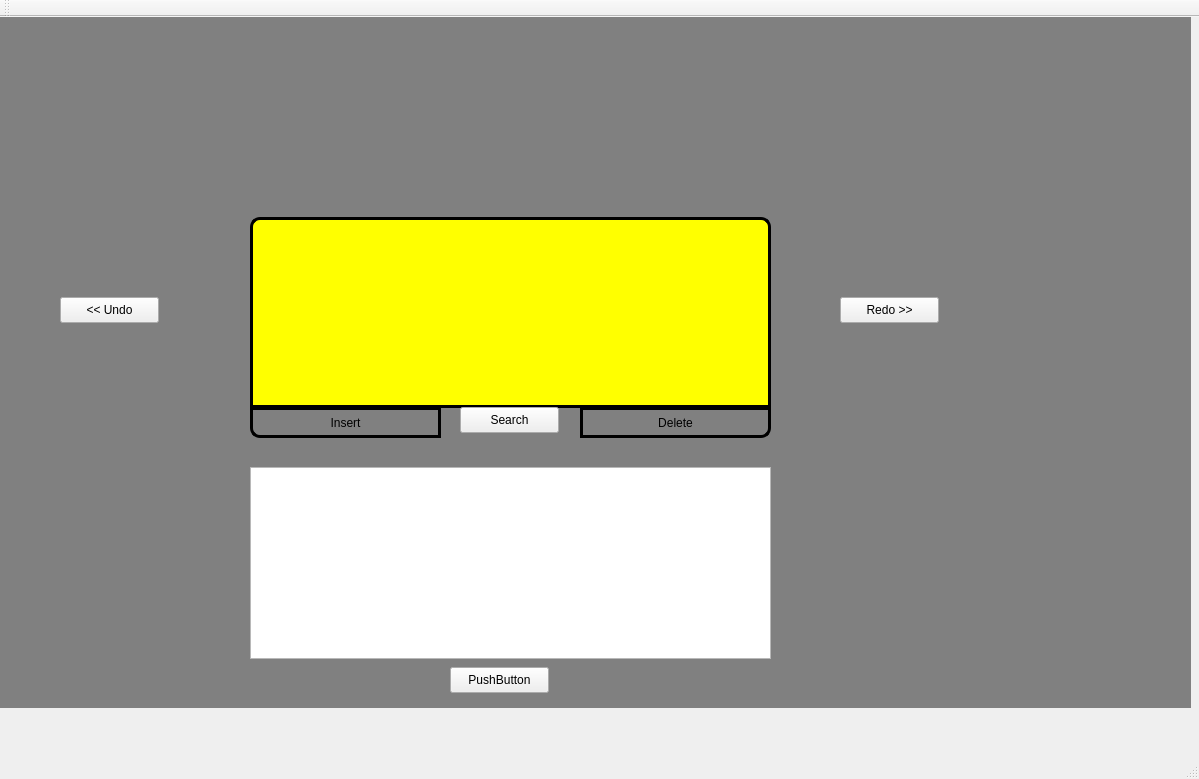
Before: the Qt Designer form team-algorithms-oop/gui/mainwindow.ui in starquell/team-algorithms-oop, drawn with Qt 5.
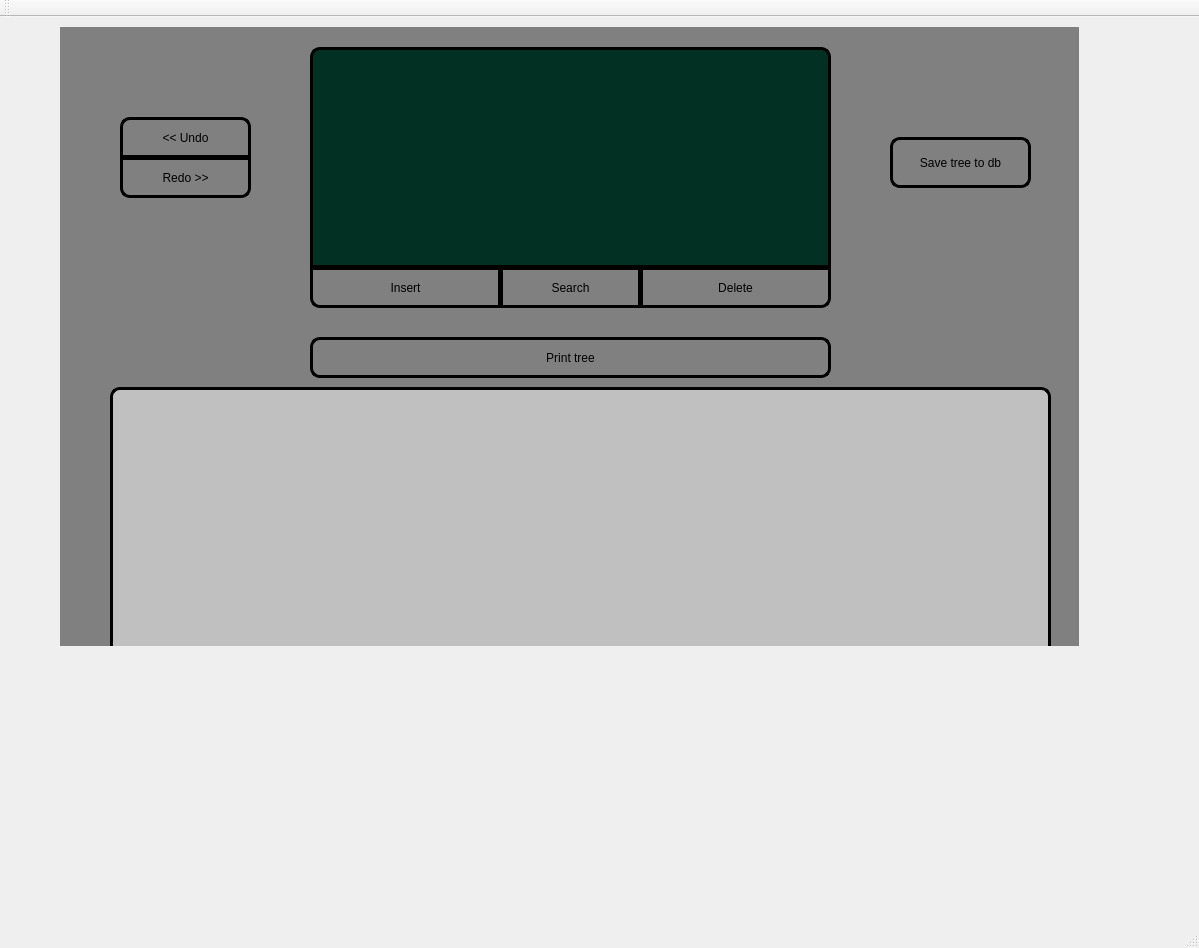
After: the same form once the commit is applied. Icons and pictures are not drawn.

Diff of the .ui file:
```diff
--- a/team-algorithms-oop/gui/mainwindow.ui
+++ b/team-algorithms-oop/gui/mainwindow.ui
@@ -7,7 +7,7 @@
     <x>0</x>
     <y>0</y>
     <width>1199</width>
-    <height>779</height>
+    <height>948</height>
    </rect>
   </property>
   <property name="windowTitle">
@@ -17,10 +17,10 @@
    <widget class="QStackedWidget" name="stackedWidget">
     <property name="geometry">
      <rect>
-      <x>0</x>
-      <y>0</y>
-      <width>1191</width>
-      <height>691</height>
+      <x>60</x>
+      <y>10</y>
+      <width>1019</width>
+      <height>619</height>
      </rect>
     </property>
     <property name="styleSheet">
@@ -225,7 +225,7 @@
        </rect>
       </property>
       <property name="text">
-       <string>std::greater</string>
+       <string>std::&amp;greater</string>
       </property>
      </widget>
      <widget class="QLabel" name="label">
@@ -254,9 +254,9 @@
       <property name="geometry">
        <rect>
         <x>250</x>
-        <y>390</y>
+        <y>240</y>
         <width>191</width>
-        <height>31</height>
+        <height>41</height>
        </rect>
       </property>
       <property name="styleSheet">
@@ -284,14 +284,14 @@
       <property name="geometry">
        <rect>
         <x>250</x>
-        <y>200</y>
+        <y>20</y>
         <width>521</width>
-        <height>191</height>
+        <height>221</height>
        </rect>
       </property>
       <property name="styleSheet">
        <string notr="true">#textEdit{
-background-color:yellow;
+background: rgb(2,49,36);;
 border-style:solid;
 border-top-right-radius:10px;
 border-top-left-radius:10px;
@@ -304,9 +304,9 @@
       <property name="geometry">
        <rect>
         <x>580</x>
-        <y>390</y>
+        <y>240</y>
         <width>191</width>
-        <height>31</height>
+        <height>41</height>
        </rect>
       </property>
       <property name="styleSheet">
@@ -334,11 +334,29 @@
       <property name="geometry">
        <rect>
         <x>60</x>
-        <y>280</y>
-        <width>99</width>
-        <height>26</height>
+        <y>90</y>
+        <width>131</width>
+        <height>41</height>
        </rect>
       </property>
+      <property name="styleSheet">
+       <string notr="true">#Undo{
+background-color:transparent;
+border-style: solid;
+border-width: 3px;
+border-top-left-radius:10px;
+border-top-right-radius:10px;
+border-color:black;
+}
+
+#Undo:hover{
+background-color:silver;
+}
+
+#Undo:pressed{
+background-color:white;
+}</string>
+      </property>
       <property name="text">
        <string>&lt;&lt; Undo</string>
       </property>
@@ -346,12 +364,30 @@
      <widget class="QPushButton" name="Redo">
       <property name="geometry">
        <rect>
-        <x>840</x>
-        <y>280</y>
-        <width>99</width>
-        <height>26</height>
+        <x>60</x>
+        <y>130</y>
+        <width>131</width>
+        <height>41</height>
        </rect>
       </property>
+      <property name="styleSheet">
+       <string notr="true">#Redo{
+background-color:transparent;
+border-style: solid;
+border-width: 3px;
+border-bottom-left-radius:10px;
+border-bottom-right-radius:10px;
+border-color:black;
+}
+
+#Redo:hover{
+background-color:silver;
+}
+
+#Redo:pressed{
+background-color:white;
+}</string>
+      </property>
       <property name="text">
        <string>Redo &gt;&gt;</string>
       </property>
@@ -359,39 +395,131 @@
      <widget class="QPushButton" name="Search">
       <property name="geometry">
        <rect>
-        <x>460</x>
-        <y>390</y>
-        <width>99</width>
-        <height>26</height>
+        <x>440</x>
+        <y>240</y>
+        <width>141</width>
+        <height>41</height>
        </rect>
       </property>
+      <property name="styleSheet">
+       <string notr="true">#Search{
+background-color:transparent;
+border-style: solid;
+border-width: 3px;
+border-color:black;
+}
+
+#Search:hover{
+background-color:silver;
+}
+
+#Search:pressed{
+background-color:white;
+}</string>
+      </property>
       <property name="text">
        <string>Search</string>
       </property>
      </widget>
-     <widget class="QTextBrowser" name="textBrowser">
+     <widget class="QTextBrowser" name="TreeOutput">
       <property name="geometry">
        <rect>
-        <x>250</x>
-        <y>450</y>
-        <width>521</width>
-        <height>192</height>
+        <x>50</x>
+        <y>360</y>
+        <width>941</width>
+        <height>281</height>
        </rect>
       </property>
+      <property name="styleSheet">
+       <string notr="true">#TreeOutput{
+background-color:silver;
+border-style: solid;
+border-width: 3px;
+border-top-left-radius:10px;
+border-top-right-radius:10px;
+border-bottom-left-radius:10px;
+border-bottom-right-radius:10px;
+border-color:black;
+}
+
+</string>
+      </property>
      </widget>
      <widget class="QPushButton" name="pushButton">
       <property name="geometry">
        <rect>
-        <x>450</x>
-        <y>650</y>
-        <width>99</width>
-        <height>26</height>
+        <x>250</x>
+        <y>310</y>
+        <width>521</width>
+        <height>41</height>
        </rect>
       </property>
+      <property name="styleSheet">
+       <string notr="true">#pushButton{
+background-color:transparent;
+border-style: solid;
+border-width: 3px;
+border-top-left-radius:10px;
+border-top-right-radius:10px;
+border-bottom-left-radius:10px;
+border-bottom-right-radius:10px;
+border-color:black;
+}
+
+#pushButton:hover{
+background-color:silver;
+}
+
+#pushButton:pressed{
+background-color:white;
+}</string>
+      </property>
       <property name="text">
-       <string>PushButton</string>
+       <string>Print tree</string>
       </property>
      </widget>
+     <widget class="QPushButton" name="SaveButton">
+      <property name="geometry">
+       <rect>
+        <x>830</x>
+        <y>110</y>
+        <width>141</width>
+        <height>51</height>
+       </rect>
+      </property>
+      <property name="styleSheet">
+       <string notr="true">#SaveButton{
+background-color:transparent;
+border-style: solid;
+border-width: 3px;
+border-top-left-radius:10px;
+border-top-right-radius:10px;
+border-bottom-left-radius:10px;
+border-bottom-right-radius:10px;
+border-color:black;
+}
+
+#SaveButton:hover{
+background-color:silver;
+}
+
+#SaveButton:pressed{
+background-color:white;
+}</string>
+      </property>
+      <property name="text">
+       <string>Save tree to db</string>
+      </property>
+     </widget>
+     <zorder>textEdit</zorder>
+     <zorder>InsertButton</zorder>
+     <zorder>DeleteButton</zorder>
+     <zorder>Undo</zorder>
+     <zorder>Redo</zorder>
+     <zorder>Search</zorder>
+     <zorder>TreeOutput</zorder>
+     <zorder>pushButton</zorder>
+     <zorder>SaveButton</zorder>
     </widget>
    </widget>
   </widget>
```
